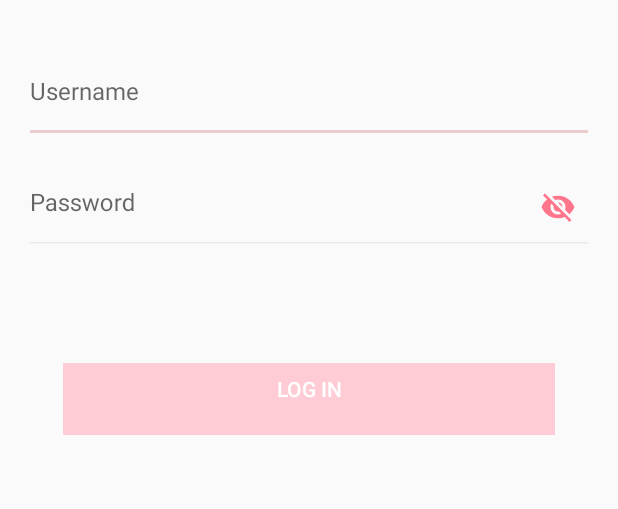
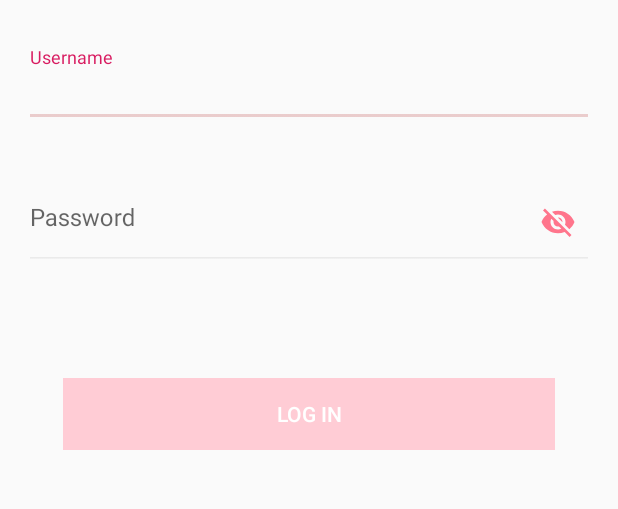
Before and after one commit to pex-1/infinum-academy-android, an Android app: the screen it shows after launch (LoginActivity), on a phone screen of 412 x 824 dp, the part 192-701 px from its top. Run offline under Robolectric (Android 15) with nearby library versions, the phone set to English and light mode, and no system bars.

Commit message:
ispravljene pogreske, promijenjeno ime paketa

```diff
--- a/app/src/main/java/infinum/academy2019/homework2/WelcomeActivity.kt
+++ b/app/src/main/java/infinum/academy2019/shows_danijel_pecek/WelcomeActivity.kt
@@ -1,10 +1,9 @@
-package infinum.academy2019.homework2
+package infinum.academy2019.shows_danijel_pecek
 
 import android.content.Context
 import android.content.Intent
 import androidx.appcompat.app.AppCompatActivity
 import android.os.Bundle
-import android.util.Log
 import kotlinx.android.synthetic.main.activity_welcome.*
 
 class WelcomeActivity : AppCompatActivity() {
@@ -15,7 +14,6 @@ class WelcomeActivity : AppCompatActivity() {
         fun newInstance(context: Context, username: String): Intent {
             val intent = Intent(context, WelcomeActivity::class.java)
             intent.putExtra(USERNAME, username)
-            Log.e("username", username)
             return intent
         }
     }
@@ -24,6 +22,6 @@ class WelcomeActivity : AppCompatActivity() {
         super.onCreate(savedInstanceState)
         setContentView(R.layout.activity_welcome)
 
-        welcomeTextView.append(intent.getStringExtra(USERNAME))
+        welcomeTextView.text = "Welcome ${intent.getStringExtra(USERNAME)}"
     }
 }
--- a/app/src/main/res/layout/activity_login.xml
+++ b/app/src/main/res/layout/activity_login.xml
@@ -11,7 +11,6 @@
             android:layout_width="80dp"
             android:layout_height="80dp"
             app:layout_constraintStart_toStartOf="parent"
-            app:layout_constraintLeft_toLeftOf="parent"
             app:layout_constraintRight_toRightOf="parent"
             android:layout_marginStart="148dp"
             android:layout_marginEnd="132dp"
@@ -20,34 +19,43 @@
             app:layout_constraintTop_toTopOf="parent"
             app:layout_constraintEnd_toEndOf="parent"
             android:id="@+id/appCompatImageView"/>
-    <EditText
-            android:layout_width="0dp"
-            android:layout_height="64dp"
-            android:inputType="textPersonName"
-            android:hint="@string/username"
-            android:paddingBottom="15dp"
-            android:textSize="16sp"
-            android:ems="10"
-            android:id="@+id/usernameEditText"
+
+
+    <com.google.android.material.textfield.TextInputLayout
+            android:id="@+id/usernameInputLayout"
+            android:layout_width="match_parent"
+            android:layout_height="wrap_content"
             app:layout_constraintEnd_toEndOf="parent"
             app:layout_constraintStart_toStartOf="parent"
             android:layout_marginStart="16dp"
             android:layout_marginEnd="16dp"
+
             android:layout_marginTop="31dp"
             app:layout_constraintTop_toBottomOf="@+id/appCompatImageView"
-            android:theme="@style/EditTextTheme"/>
+            app:errorEnabled="true"
+            app:errorTextAppearance="@style/warning_style">
+
+        <com.google.android.material.textfield.TextInputEditText
+                android:hint="@string/username"
+                android:textSize="16sp"
+                android:id="@+id/usernameEditText"
+                android:layout_width="match_parent"
+                android:layout_height="wrap_content"
+                android:theme="@style/EditTextTheme"/>
+
+    </com.google.android.material.textfield.TextInputLayout>
+
 
     <com.google.android.material.textfield.TextInputLayout
             android:layout_width="match_parent"
             android:layout_height="wrap_content"
-            app:layout_constraintTop_toBottomOf="@+id/usernameEditText"
+            app:layout_constraintTop_toBottomOf="@+id/usernameInputLayout"
             app:layout_constraintEnd_toEndOf="parent"
             app:layout_constraintStart_toStartOf="parent"
             android:layout_marginStart="16dp"
             android:layout_marginEnd="16dp"
             app:passwordToggleEnabled="true"
             android:hint="@string/password"
-            app:hintAnimationEnabled="false"
             app:passwordToggleDrawable="@drawable/password_selector"
             app:passwordToggleTint="@color/passwordColor"
             android:id="@+id/textInputLayout">
@@ -66,14 +74,11 @@
 
     </com.google.android.material.textfield.TextInputLayout>
 
-
-
     <Button
             android:text="@string/log_in"
             android:layout_width="328dp"
             android:layout_height="48dp"
             android:id="@+id/logInButton"
-            android:paddingBottom="13dp"
             android:enabled="false"
             app:layout_constraintEnd_toEndOf="parent"
             android:layout_marginEnd="16dp"
@@ -82,20 +87,7 @@
             android:layout_marginStart="16dp"
             android:layout_marginTop="72dp"
             app:layout_constraintTop_toBottomOf="@+id/textInputLayout"
-            android:background="#ffccd5"/>
-    <TextView
-            android:text="@string/this_username_already_exists"
-            android:textSize="12sp"
-            android:visibility="gone"
-            android:layout_width="0dp"
-            android:layout_height="wrap_content"
-            android:id="@+id/warningTextView"
-            android:textColor="@color/warning"
-            app:layout_constraintStart_toStartOf="parent"
-            android:layout_marginStart="16dp"
-            android:layout_marginTop="8dp"
-            app:layout_constraintTop_toBottomOf="@+id/usernameEditText"
-    />
+            android:background="@color/button_disabled"/>
 
 
 </androidx.constraintlayout.widget.ConstraintLayout>
--- a/app/src/main/res/values/colors.xml
+++ b/app/src/main/res/values/colors.xml
@@ -7,4 +7,6 @@
     <color name="buttonEnabled">#ff758c</color>
     <color name="warning">#ff758c</color>
     <color name="passwordColor">#ff758c</color>
+    <color name="button_disabled">#ffccd5</color>
+    <color name="dark_red">#61d08282</color>
 </resources>
--- a/app/src/main/res/values/styles.xml
+++ b/app/src/main/res/values/styles.xml
@@ -11,7 +11,13 @@
     <style name="EditTextTheme" parent="@android:style/Widget.EditText">
         <item name="android:textColor">@color/colorPrimary</item>
         <item name="android:colorControlNormal">#eaeaea</item>
-        <item name="android:colorControlActivated">#61d08282</item>
+        <item name="android:colorControlActivated">@color/dark_red</item>
+        <item name="android:colorAccent">@color/dark_red</item>
+    </style>
+
+    <style name="warning_style" parent="@android:style/TextAppearance">
+        <item name="android:textColor">@color/warning</item>
+        <item name="android:textSize">12sp</item>
     </style>
 
 </resources>
```
Also changed, not shown: app/src/main/AndroidManifest.xml (+4 -4 lines), app/src/main/java/infinum/academy2019/shows_danijel_pecek/LoginActivity.kt (renamed from app/src/main/java/infinum/academy2019/homework2/LoginActivity.kt, +8 -12 lines), 5 other files.
